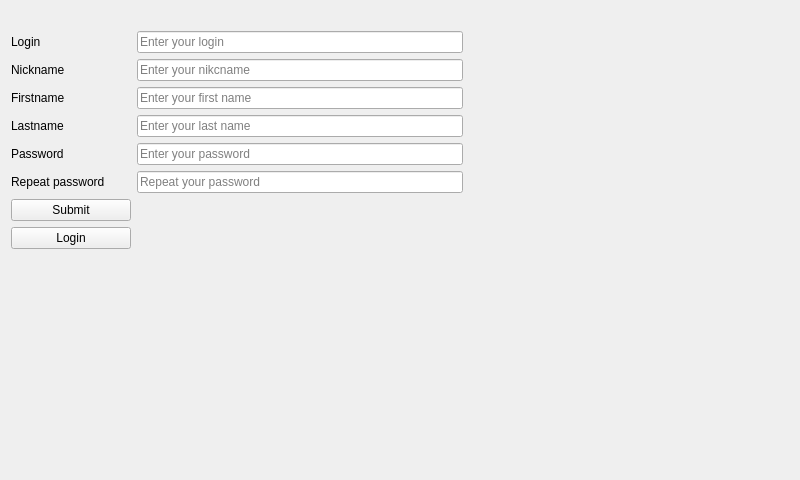
This is client/src/SignupPage.ui in cpp-park-vk-education/2023_1_C-- as Qt 5 draws it before an edit. The edited form follows.
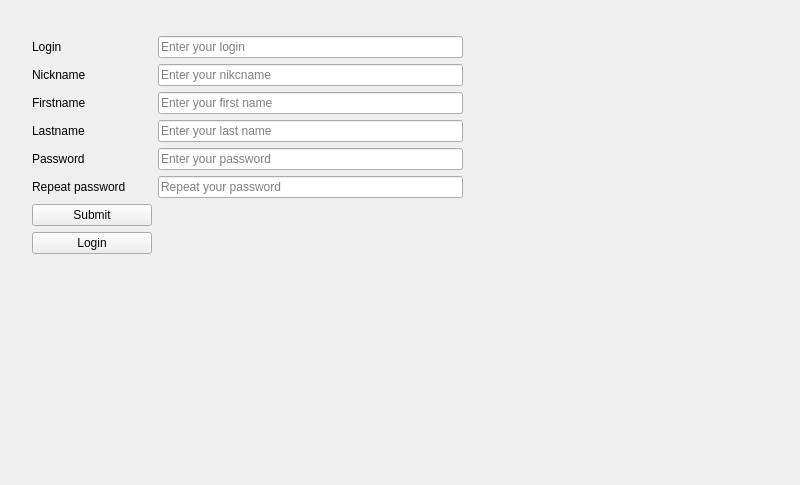
This is the edited form.

```diff
--- a/client/src/SignupPage.ui
+++ b/client/src/SignupPage.ui
@@ -7,13 +7,28 @@
     <x>0</x>
     <y>0</y>
     <width>800</width>
-    <height>480</height>
+    <height>485</height>
    </rect>
   </property>
   <property name="windowTitle">
    <string>Form</string>
   </property>
+  <property name="styleSheet">
+   <string notr="true"/>
+  </property>
   <layout class="QVBoxLayout" name="verticalLayout">
+   <property name="leftMargin">
+    <number>32</number>
+   </property>
+   <property name="topMargin">
+    <number>16</number>
+   </property>
+   <property name="rightMargin">
+    <number>32</number>
+   </property>
+   <property name="bottomMargin">
+    <number>16</number>
+   </property>
    <item>
     <widget class="QLabel" name="errorLabel">
      <property name="styleSheet">
```
